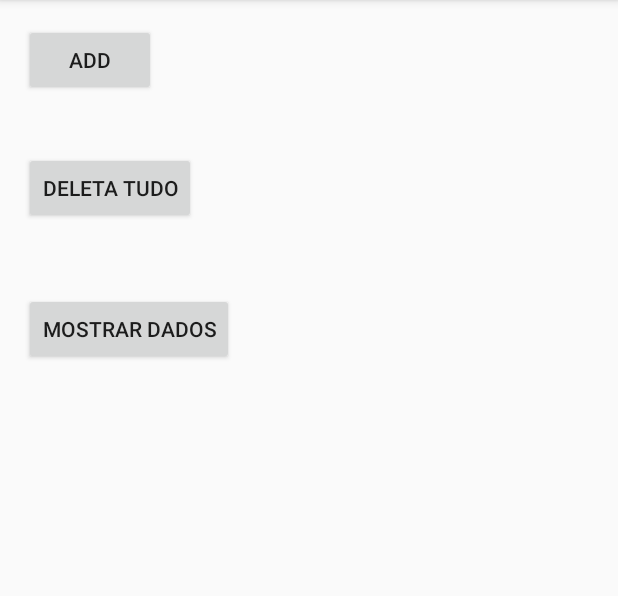
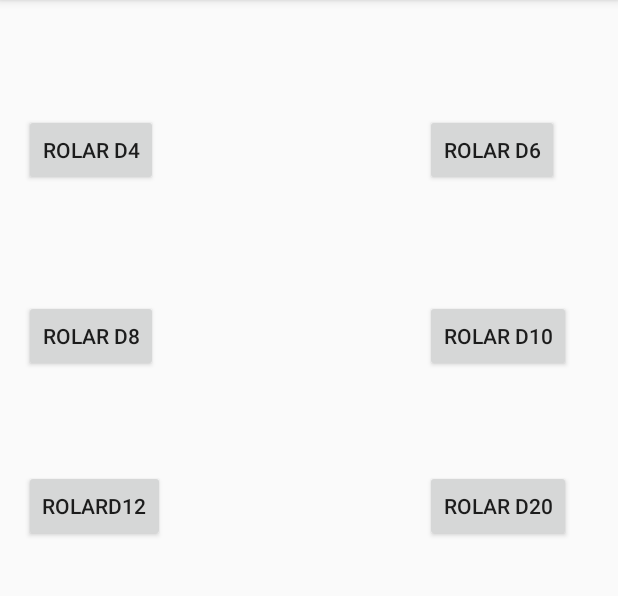
Before and after one commit to CarolinaRansatto/DWKeeper, an Android app: the screen it shows after launch (MainActivity before the commit, Dados after it), on a phone screen of 412 x 824 dp, the part 84-680 px from its top. Run offline under Robolectric (Android 15) with nearby library versions, the light colour scheme and no system bars.

Commit message:
activity dados adicionada

```diff
--- a/app/src/main/AndroidManifest.xml
+++ b/app/src/main/AndroidManifest.xml
@@ -8,14 +8,15 @@
         android:label="@string/app_name"
         android:supportsRtl="true"
         android:theme="@style/AppTheme">
-        <activity android:name=".MainActivity">
+        <activity android:name=".Dados">
             <intent-filter>
                 <action android:name="android.intent.action.MAIN" />
 
                 <category android:name="android.intent.category.LAUNCHER" />
             </intent-filter>
         </activity>
-        <activity android:name=".Ficha"></activity>
+        <activity android:name=".Ficha" />
+        <activity android:name=".MainActivity"></activity>
     </application>
 
 </manifest>
--- /dev/null
+++ b/app/src/main/java/com/keeper/company/dwkeeper/Dados.java
@@ -0,0 +1,27 @@
+package com.keeper.company.dwkeeper;
+
+import android.support.v7.app.AlertDialog;
+import android.support.v7.app.AppCompatActivity;
+import android.os.Bundle;
+import android.view.View;
+import android.widget.Toast;
+
+import java.util.Random;
+
+public class Dados extends AppCompatActivity {
+
+    @Override
+    protected void onCreate(Bundle savedInstanceState) {
+        super.onCreate(savedInstanceState);
+        setContentView(R.layout.activity_dados);
+    }
+
+    // método para simular o rolar de um dado qualquer
+    public void rolaDado(View v){
+        int lados = Integer.parseInt(v.getTag().toString());
+        Random rand = new Random();
+        int res =  rand.nextInt(lados) + 1; // acrescenta 1 pq começa no zero
+        Toast.makeText(Dados.this, "" + res , Toast.LENGTH_SHORT).show();
+    }
+
+}
--- a/app/src/main/java/com/keeper/company/dwkeeper/MainActivity.java
+++ b/app/src/main/java/com/keeper/company/dwkeeper/MainActivity.java
@@ -26,6 +26,7 @@ public class MainActivity extends AppCompatActivity {
         builder.setMessage(message);
         builder.show();
     }
+
 
 
     public void addData(View v){
--- /dev/null
+++ b/app/src/main/res/layout/activity_dados.xml
@@ -0,0 +1,85 @@
+<?xml version="1.0" encoding="utf-8"?>
+<RelativeLayout xmlns:android="http://schemas.android.com/apk/res/android"
+    xmlns:tools="http://schemas.android.com/tools"
+    android:id="@+id/activity_dados"
+    android:layout_width="match_parent"
+    android:layout_height="match_parent"
+    android:paddingBottom="@dimen/activity_vertical_margin"
+    android:paddingLeft="@dimen/activity_horizontal_margin"
+    android:paddingRight="@dimen/activity_horizontal_margin"
+    android:paddingTop="@dimen/activity_vertical_margin"
+    tools:context="com.keeper.company.dwkeeper.Dados">
+
+    <Button
+        android:text="rolar d4"
+        android:tag="4"
+        android:layout_width="wrap_content"
+        android:layout_height="wrap_content"
+        android:layout_alignParentTop="true"
+        android:layout_alignParentLeft="true"
+        android:layout_alignParentStart="true"
+        android:layout_marginTop="60dp"
+        android:id="@+id/botaoDado4"
+        android:onClick="rolaDado"/>
+
+    <Button
+        android:text="rolar d6"
+        android:tag="6"
+        android:layout_width="wrap_content"
+        android:layout_height="wrap_content"
+        android:layout_alignTop="@+id/botaoDado4"
+        android:layout_alignParentRight="true"
+        android:layout_alignParentEnd="true"
+        android:layout_marginRight="23dp"
+        android:layout_marginEnd="23dp"
+        android:id="@+id/botaoDado6"
+        android:onClick="rolaDado"/>
+
+    <Button
+        android:text="rolar d8"
+        android:tag="8"
+        android:layout_width="wrap_content"
+        android:layout_height="wrap_content"
+        android:layout_below="@+id/botaoDado4"
+        android:layout_alignParentLeft="true"
+        android:layout_alignParentStart="true"
+        android:layout_marginTop="76dp"
+        android:id="@+id/botaoDado8"
+        android:onClick="rolaDado"/>
+
+    <Button
+        android:text="rolard12"
+        android:tag="12"
+        android:layout_width="wrap_content"
+        android:layout_height="wrap_content"
+        android:layout_below="@+id/botaoDado8"
+        android:layout_alignParentLeft="true"
+        android:layout_alignParentStart="true"
+        android:layout_marginTop="65dp"
+        android:id="@+id/botaoDado12"
+        android:onClick="rolaDado"/>
+
+    <Button
+        android:text="rolar d20"
+        android:tag="20"
+        android:layout_width="wrap_content"
+        android:layout_height="wrap_content"
+        android:id="@+id/botaoDado20"
+        android:layout_alignBaseline="@+id/botaoDado12"
+        android:layout_alignBottom="@+id/botaoDado12"
+        android:layout_alignLeft="@+id/botaoDado10"
+        android:layout_alignStart="@+id/botaoDado10"
+        android:onClick="rolaDado"/>
+
+    <Button
+        android:text="rolar d10"
+        android:tag="10"
+        android:layout_width="wrap_content"
+        android:layout_height="wrap_content"
+        android:id="@+id/botaoDado10"
+        android:layout_alignBaseline="@+id/botaoDado8"
+        android:layout_alignBottom="@+id/botaoDado8"
+        android:layout_alignLeft="@+id/botaoDado6"
+        android:layout_alignStart="@+id/botaoDado6"
+        android:onClick="rolaDado"/>
+</RelativeLayout>
```
